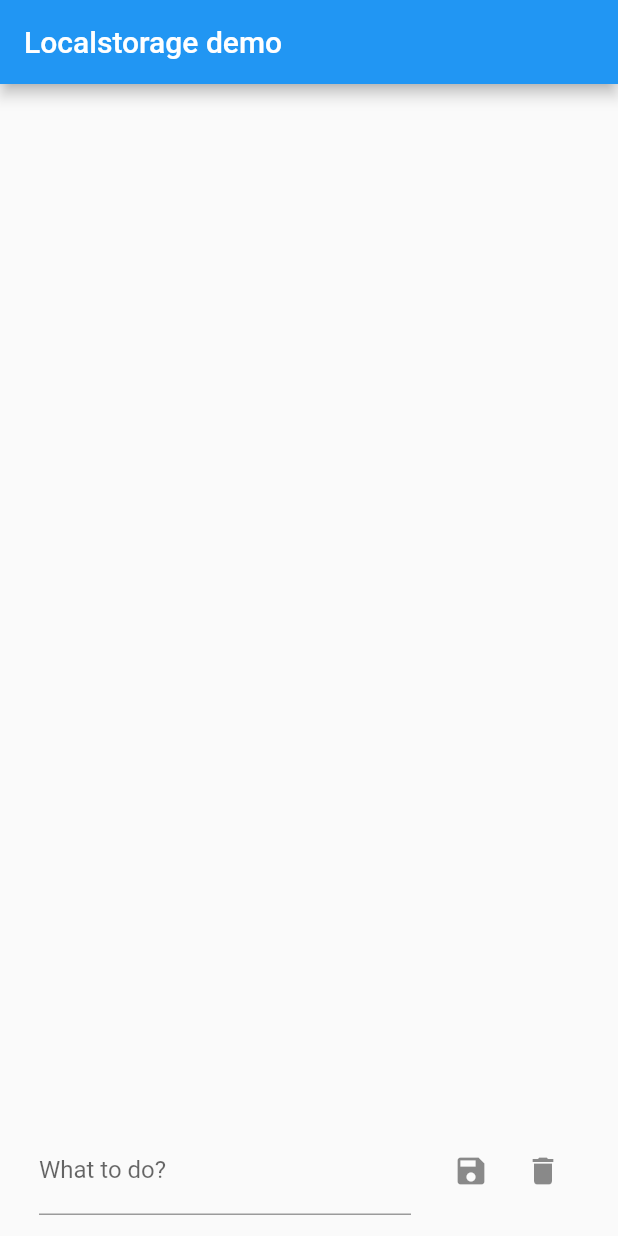
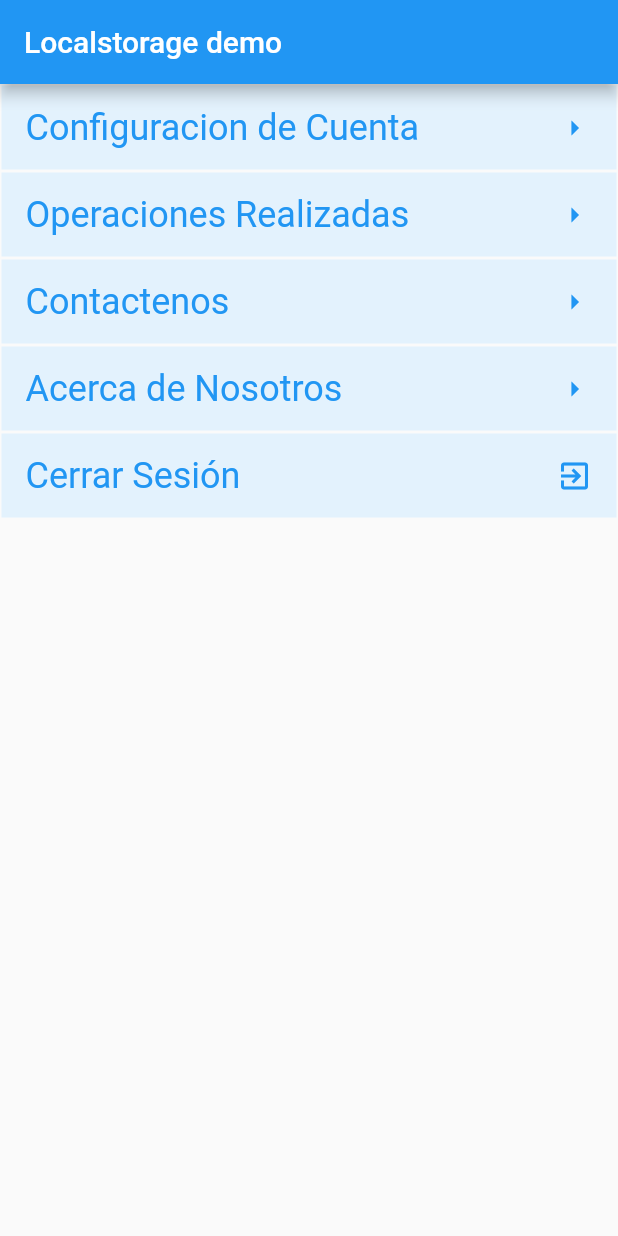
Before and after one commit to Wil-Torres/app-restaurante-wt, a Flutter app: the screen it shows after launch, on a phone screen of 412 x 824 dp. Run offline on Flutter 3.47's test engine with Material 2 defaults, Android fonts, the phone set to English and light mode, and no system bars; our stand-ins replace localstorage; missing offline and left inert: dart:js_util.

Commit message:
implementacion de pages

```diff
--- a/lib/main.dart
+++ b/lib/main.dart
@@ -1,3 +1,7 @@
+import 'package:app_restaurante_wt/otros/config_cuenta_page.dart';
+import 'package:app_restaurante_wt/otros/configuraciones_page.dart';
+import 'package:app_restaurante_wt/otros/contactenos_page.dart';
+import 'package:app_restaurante_wt/otros/pedidos_realizados_page.dart';
 import 'package:flutter/material.dart';
 import 'package:localstorage/localstorage.dart';
 
@@ -98,7 +102,8 @@
       appBar: AppBar(
         title: const Text('Localstorage demo'),
       ),
-      body: Container(
+      body:
+          const ConfiguracionesPage(), /*Container(
           padding: const EdgeInsets.all(10.0),
           constraints: const BoxConstraints.expand(),
           child: FutureBuilder(
@@ -174,7 +179,7 @@
                 ],
               );
             },
-          )),
+          )),*/
     );
   }
 
--- /dev/null
+++ b/lib/otros/configuraciones_page.dart
@@ -0,0 +1,127 @@
+import 'package:app_restaurante_wt/otros/acerca_de_page.dart';
+import 'package:app_restaurante_wt/otros/config_cuenta_page.dart';
+import 'package:app_restaurante_wt/otros/contactenos_page.dart';
+import 'package:app_restaurante_wt/otros/pedidos_realizados_page.dart';
+import 'package:flutter/material.dart';
+
+class ConfiguracionesPage extends StatefulWidget {
+  const ConfiguracionesPage({Key? key}) : super(key: key);
+
+  @override
+  State<ConfiguracionesPage> createState() => _ConfiguracionesPageState();
+}
+
+class _ConfiguracionesPageState extends State<ConfiguracionesPage> {
+  @override
+  Widget build(BuildContext context) {
+    return Column(
+      children: <Widget>[
+        Padding(
+          padding: const EdgeInsets.all(1.0),
+          child: Container(
+            color: Colors.blue[50],
+            child: ListTile(
+              title: const Text(
+                'Configuracion de Cuenta',
+                textScaleFactor: 1.5,
+              ),
+              trailing: const Icon(Icons.arrow_right),
+              selected: true,
+              onTap: () {
+                setState(() {
+                  Navigator.push(
+                      context,
+                      MaterialPageRoute(
+                          builder: (builder) => const ConfigCuentaPage()));
+                });
+              },
+            ),
+          ),
+        ),
+        Padding(
+          padding: const EdgeInsets.all(1.0),
+          child: Container(
+            color: Colors.blue[50],
+            child: ListTile(
+              title: const Text(
+                'Operaciones Realizadas',
+                textScaleFactor: 1.5,
+              ),
+              trailing: const Icon(Icons.arrow_right),
+              selected: true,
+              onTap: () {
+                setState(() {
+                  Navigator.push(
+                      context,
+                      MaterialPageRoute(
+                          builder: (builder) => const PedidosRealizadosPage()));
+                });
+              },
+            ),
+          ),
+        ),
+        Padding(
+          padding: const EdgeInsets.all(1.0),
+          child: Container(
+            color: Colors.blue[50],
+            child: ListTile(
+              title: const Text(
+                'Contactenos',
+                textScaleFactor: 1.5,
+              ),
+              trailing: const Icon(Icons.arrow_right),
+              selected: true,
+              onTap: () {
+                setState(() {
+                  Navigator.push(
+                      context,
+                      MaterialPageRoute(
+                          builder: (builder) => const ContactenosPage()));
+                });
+              },
+            ),
+          ),
+        ),
+        Padding(
+          padding: const EdgeInsets.all(1.0),
+          child: Container(
+            color: Colors.blue[50],
+            child: ListTile(
+              title: const Text(
+                'Acerca de Nosotros',
+                textScaleFactor: 1.5,
+              ),
+              trailing: const Icon(Icons.arrow_right),
+              selected: true,
+              onTap: () {
+                setState(() {
+                  Navigator.push(
+                      context,
+                      MaterialPageRoute(
+                          builder: (builder) => const AcercaDePage()));
+                });
+              },
+            ),
+          ),
+        ),
+        Padding(
+          padding: const EdgeInsets.all(1.0),
+          child: Container(
+            color: Colors.blue[50],
+            child: ListTile(
+              title: const Text(
+                'Cerrar Sesión',
+                textScaleFactor: 1.5,
+              ),
+              trailing: const Icon(Icons.exit_to_app),
+              selected: true,
+              onTap: () {
+                setState(() {});
+              },
+            ),
+          ),
+        )
+      ],
+    );
+  }
+}
--- a/pubspec.yaml
+++ b/pubspec.yaml
@@ -69,8 +69,9 @@ flutter:
   uses-material-design: true
 
   # To add assets to your application, add an assets section, like this:
-  # assets:
-  #   - images/a_dot_burr.jpeg
+  assets:
+    - graficos/ContacUS.jpg
+    - graficos/ContacUS2.jpg
   #   - images/a_dot_ham.jpeg
 
   # An image asset can refer to one or more resolution-specific "variants", see
```
Also changed, not shown: lib/otros/acerca_de_page.dart (added, +16 -0 lines), lib/otros/config_cuenta_page.dart (added, +141 -0 lines), lib/otros/contactenos_page.dart (added, +22 -0 lines), lib/otros/pedidos_realizados_page.dart (added, +80 -0 lines), graficos/ContacUS.jpg (added), graficos/ContacUS2.jpg (added).
